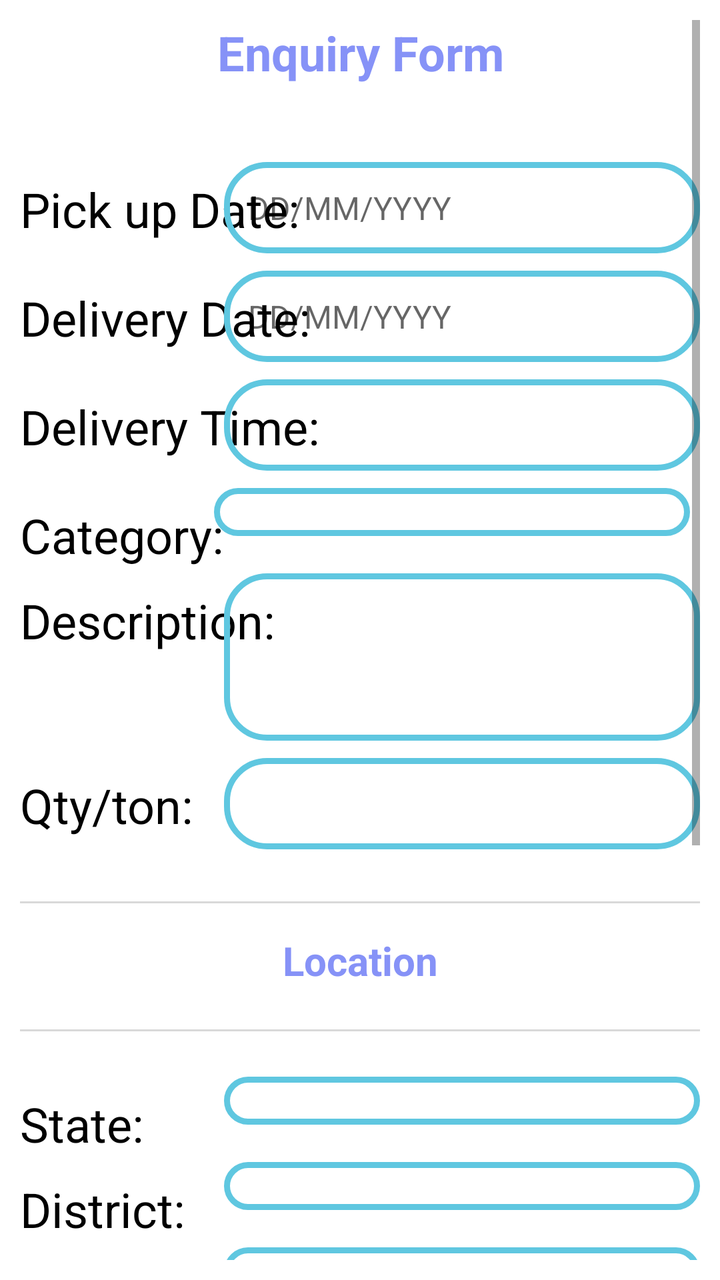
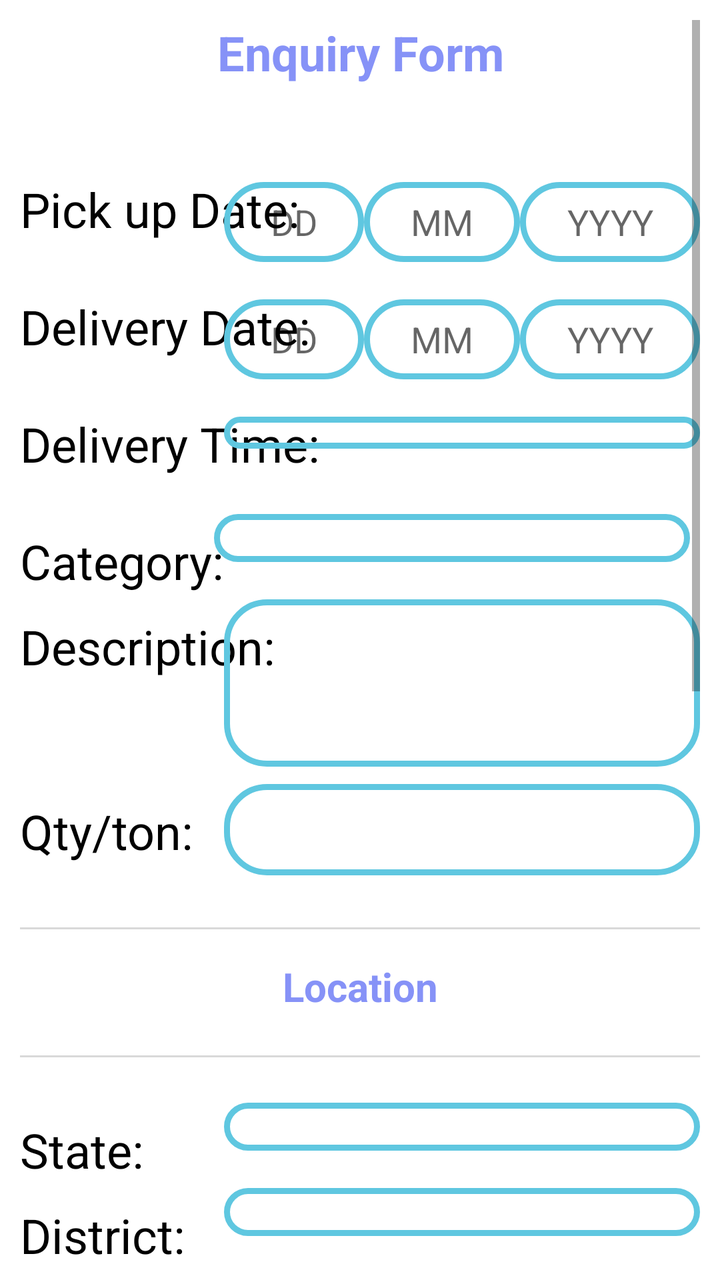

Before-and-after screenshots of an Android layout around one commit, followed by the original layout XML and the change that was made.
<!-- AndroidManifest.xml: application theme Base.Theme.GoBetween -->
<!-- res/layout/activity_enquiry_form.xml -->
<?xml version="1.0" encoding="utf-8"?>
<LinearLayout xmlns:android="http://schemas.android.com/apk/res/android"
    xmlns:app="http://schemas.android.com/apk/res-auto"
    xmlns:tools="http://schemas.android.com/tools"
    xmlns:card_view="http://schemas.android.com/apk/res-auto"
    android:layout_width="match_parent"
    android:layout_height="match_parent"
    android:orientation="vertical"
    android:gravity="center"
    tools:context=".EnquiryForm">
    <ScrollView
        android:layout_width="match_parent"
        android:layout_height="match_parent"
        android:padding="10dp">

        <LinearLayout
            android:layout_width="match_parent"
            android:layout_height="wrap_content"
            android:orientation="vertical">

            
            <TextView
                android:layout_width="match_parent"
                android:layout_height="wrap_content"
                android:text="Enquiry Form"
                android:textSize="24sp"
                android:textStyle="bold"
                android:gravity="center"
                android:textColor="@color/lavender"
                android:layout_marginBottom="30dp"
                android:paddingBottom="16dp"/>

            <TextView
                android:layout_width="wrap_content"
                android:layout_height="wrap_content"
                android:text="Pick up Date:"
                android:textSize="24dp" />

            
            <EditText
                android:layout_width="238dp"
                android:layout_height="wrap_content"
                android:layout_gravity="end"
                android:layout_marginBottom="16dp"
                android:background="@drawable/custom_edittext"
                android:hint="DD/MM/YYYY"
                android:layout_marginTop="-40dp"
                android:inputType="date"
                android:padding="12dp"
                android:textSize="16sp" />

            <TextView
                android:layout_width="wrap_content"
                android:layout_height="wrap_content"
                android:text="Delivery Date:"
                android:textSize="24dp" />

            
            <EditText
                android:layout_width="238dp"
                android:layout_height="wrap_content"
                android:layout_gravity="end"
                android:layout_marginTop="-40dp"
                android:layout_marginBottom="16dp"
                android:background="@drawable/custom_edittext"
                android:hint="DD/MM/YYYY"
                android:inputType="date"
                android:padding="12dp"
                android:textSize="16sp" />

            
            <TextView
                android:layout_width="wrap_content"
                android:layout_height="wrap_content"
                android:text="Delivery Time:"
                android:textSize="24dp" />

            
            <EditText
                android:layout_width="238dp"
                android:layout_height="wrap_content"
                android:layout_gravity="end"
                android:layout_marginBottom="16dp"
                android:background="@drawable/custom_edittext"
                android:hint=""
                android:layout_marginTop="-40dp"
                android:inputType="time"
                android:padding="12dp"
                android:textSize="16sp" />
            <TextView
                android:layout_width="wrap_content"
                android:layout_height="wrap_content"
                android:text="Category:"
                android:textSize="24dp" />

            
            <FrameLayout
                android:layout_width="243dp"
                android:layout_height="wrap_content"
                android:layout_gravity="end"
                android:layout_marginBottom="16dp"
                android:layout_marginTop="-70dp"
                android:paddingTop="30dp"
                android:paddingBottom="10dp">

                <Spinner
                    android:id="@+id/category"
                    android:layout_width="238dp"
                    android:layout_height="wrap_content"
                    android:background="@drawable/custom_edittext"
                    android:paddingStart="8dp"
                    android:paddingTop="12dp"
                    android:paddingEnd="8dp"
                    android:paddingBottom="12dp"
                    android:textAlignment="center"
                    android:textSize="16sp" />
            </FrameLayout>

            <TextView
                android:layout_width="wrap_content"
                android:layout_height="wrap_content"
                android:text="Description:"
                android:textSize="24dp" />

            
            <EditText
                android:layout_width="238dp"
                android:layout_height="wrap_content"
                android:layout_gravity="end"
                android:layout_marginBottom="16dp"
                android:background="@drawable/custom_edittext"
                android:hint=""
                android:layout_marginTop="-40dp"
                android:inputType="textMultiLine"
                android:minLines="3"
                android:maxLines="6"
                android:padding="12dp"
                android:textSize="16sp" />
            <TextView
                android:layout_width="wrap_content"
                android:layout_height="wrap_content"
                android:text="Qty/ton:"
                android:textSize="24dp" />

            
            <EditText
                android:layout_width="238dp"
                android:layout_height="wrap_content"
                android:layout_gravity="end"
                android:layout_marginBottom="16dp"
                android:background="@drawable/custom_edittext"
                android:hint=""
                android:layout_marginTop="-40dp"
                android:inputType="number"
                android:padding="12dp"
                android:textSize="16sp" />
            <View
                android:layout_width="match_parent"
                android:layout_height="1dp"
                android:background="#D9D9D9"
                android:layout_marginTop="10dp"
                android:layout_marginBottom="5dp"/>
            <TextView
                android:layout_width="match_parent"
                android:layout_height="wrap_content"
                android:text="Location"
                android:textSize="20sp"
                android:textStyle="bold"
                android:gravity="center"
                android:textColor="@color/lavender"
                android:layout_marginTop="10dp"
                android:layout_marginBottom="5dp"
                android:paddingBottom="16dp"/>
            <View
                android:layout_width="match_parent"
                android:layout_height="1dp"
                android:background="#D9D9D9"
                android:layout_marginBottom="30dp"/>
            <TextView
                android:layout_width="wrap_content"
                android:layout_height="wrap_content"
                android:text="State:"
                android:textSize="24dp" />

            
            <FrameLayout
                android:layout_width="238dp"
                android:layout_height="wrap_content"
                android:layout_gravity="end"
                android:layout_marginBottom="16dp"
                android:layout_marginTop="-70dp"
                android:paddingTop="30dp"
                android:paddingBottom="10dp">

                <Spinner
                    android:id="@+id/state"
                    android:layout_width="238dp"
                    android:layout_height="wrap_content"
                    android:background="@drawable/custom_edittext"
                    android:paddingStart="8dp"
                    android:paddingTop="12dp"
                    android:paddingEnd="8dp"
                    android:paddingBottom="12dp"
                    android:textAlignment="center"
                    android:textSize="16sp" />
            </FrameLayout>
            <TextView
                android:layout_width="wrap_content"
                android:layout_height="wrap_content"
                android:text="District:"
                android:textSize="24dp" />

            
            <FrameLayout
                android:layout_width="238dp"
                android:layout_height="wrap_content"
                android:layout_gravity="end"
                android:layout_marginBottom="16dp"
                android:layout_marginTop="-70dp"
                android:paddingTop="30dp"
                android:paddingBottom="10dp">

                <Spinner
                    android:id="@+id/district"
                    android:layout_width="238dp"
                    android:layout_height="wrap_content"
                    android:background="@drawable/custom_edittext"
                    android:paddingStart="8dp"
                    android:paddingTop="12dp"
                    android:paddingEnd="8dp"
                    android:paddingBottom="12dp"
                    android:textAlignment="center"
                    android:textSize="16sp" />
            </FrameLayout>
            <TextView
                android:layout_width="wrap_content"
                android:layout_height="wrap_content"
                android:text="Location:"
                android:textSize="24dp" />

            
            <FrameLayout
                android:layout_width="238dp"
                android:layout_height="wrap_content"
                android:layout_gravity="end"
                android:layout_marginBottom="16dp"
                android:layout_marginTop="-70dp"
                android:paddingTop="30dp"
                android:paddingBottom="10dp">

                <Spinner
                    android:id="@+id/location"
                    android:layout_width="238dp"
                    android:layout_height="wrap_content"
                    android:background="@drawable/custom_edittext"
                    android:paddingStart="8dp"
                    android:paddingTop="12dp"
                    android:paddingEnd="8dp"
                    android:paddingBottom="12dp"
                    android:textAlignment="center"
                    android:textSize="16sp" />
            </FrameLayout>
            <View
                android:layout_width="match_parent"
                android:layout_height="1dp"
                android:background="#D9D9D9"
                android:layout_marginTop="1dp"
                android:layout_marginBottom="5dp"/>
            <TextView
                android:layout_width="match_parent"
                android:layout_height="wrap_content"
                android:text="Destination"
                android:textSize="20sp"
                android:textStyle="bold"
                android:gravity="center"
                android:textColor="@color/lavender"
                android:layout_marginTop="10dp"
                android:layout_marginBottom="5dp"
                android:paddingBottom="16dp"/>
            <View
                android:layout_width="match_parent"
                android:layout_height="1dp"
                android:background="#D9D9D9"
                android:layout_marginBottom="30dp"/>
            <TextView
                android:layout_width="wrap_content"
                android:layout_height="wrap_content"
                android:text="State:"
                android:textSize="24dp" />

            
            <FrameLayout
                android:layout_width="238dp"
                android:layout_height="wrap_content"
                android:layout_gravity="end"
                android:layout_marginBottom="16dp"
                android:layout_marginTop="-70dp"
                android:paddingTop="30dp"
                android:paddingBottom="10dp">

                <Spinner
                    android:id="@+id/tostate"
                    android:layout_width="238dp"
                    android:layout_height="wrap_content"
                    android:background="@drawable/custom_edittext"
                    android:paddingStart="8dp"
                    android:paddingTop="12dp"
                    android:paddingEnd="8dp"
                    android:paddingBottom="12dp"
                    android:textAlignment="center"
                    android:textSize="16sp" />
            </FrameLayout>
            <TextView
                android:layout_width="wrap_content"
                android:layout_height="wrap_content"
                android:text="District:"
                android:textSize="24dp" />

            
            <FrameLayout
                android:layout_width="238dp"
                android:layout_height="wrap_content"
                android:layout_gravity="end"
                android:layout_marginBottom="16dp"
                android:layout_marginTop="-70dp"
                android:paddingTop="30dp"
                android:paddingBottom="10dp">

                <Spinner
                    android:id="@+id/todistrict"
                    android:layout_width="238dp"
                    android:layout_height="wrap_content"
                    android:background="@drawable/custom_edittext"
                    android:paddingStart="8dp"
                    android:paddingTop="12dp"
                    android:paddingEnd="8dp"
                    android:paddingBottom="12dp"
                    android:textAlignment="center"
                    android:textSize="16sp" />
            </FrameLayout>
            <TextView
                android:layout_width="wrap_content"
                android:layout_height="wrap_content"
                android:text="Location:"
                android:textSize="24dp" />

            
            <FrameLayout
                android:layout_width="238dp"
                android:layout_height="wrap_content"
                android:layout_gravity="end"
                android:layout_marginBottom="16dp"
                android:layout_marginTop="-70dp"
                android:paddingTop="30dp"
                android:paddingBottom="10dp">

                <Spinner
                    android:id="@+id/tolocation"
                    android:layout_width="match_parent"
                    android:layout_height="wrap_content"
                    android:background="@drawable/custom_edittext"
                    android:paddingStart="8dp"
                    android:paddingTop="12dp"
                    android:paddingEnd="8dp"
                    android:paddingBottom="12dp"
                    android:textAlignment="center"
                    android:textSize="16sp" />
            </FrameLayout>

            
            <Button
                android:id="@+id/b1"
                android:layout_width="wrap_content"
                android:layout_height="wrap_content"
                android:text="Submit"
                android:textSize="18sp"
                android:textColor="@android:color/white"
                android:backgroundTint="@color/blue"
                android:layout_gravity="center"
                app:cornerRadius="20dp"
                android:padding="1dp"
                android:layout_marginTop="16dp"/>

        </LinearLayout>

    </ScrollView>


</LinearLayout>
<!-- resources referenced by this layout -->
<resources>
  <color name="blue">#5fc7e0</color>
  <color name="lavender">#8692f7</color>
  <!-- drawable custom_edittext (drawable) -->
  <?xml version="1.0" encoding="utf-8"?>
  <shape xmlns:android="http://schemas.android.com/apk/res/android"
      android:shape="rectangle">
  
      <stroke
          android:width="3dp"
          android:color="@color/blue"/>
      <corners
          android:radius="20dp"/>
  </shape>
  <style name="Base.Theme.GoBetween" parent="Theme.MaterialComponents.DayNight.NoActionBar">
          
          
  
      <item name="colorPrimary">@color/lavender</item>
      <item name="colorPrimaryVariant">@color/lavender</item>
      <item name="colorOnPrimary">@color/white</item>
  
      <item name="colorSecondary">@color/teal_200</item>
      <item name="colorSecondaryVariant">@color/teal_700</item>
      <item name="colorOnSecondary">@color/black</item>
          <item name="android:textColor">@color/black</item>
  
      <item name="android:statusBarColor">@color/white</item>
      </style>
  <color name="white">#FFFFFFFF</color>
  <color name="teal_200">#FF03DAC5</color>
  <color name="teal_700">#FF018786</color>
  <color name="black">#FF000000</color>
</resources>

<!-- the commit's change to res/layout/activity_enquiry_form.xml (unified diff, before → after) -->
@@ -36,18 +36,58 @@
                 android:text="Pick up Date:"
                 android:textSize="24dp" />
 
-            
-            <EditText
-                android:layout_width="238dp"
-                android:layout_height="wrap_content"
-                android:layout_gravity="end"
-                android:layout_marginBottom="16dp"
-                android:background="@drawable/custom_edittext"
-                android:hint="DD/MM/YYYY"
+            <LinearLayout
+                android:orientation="horizontal"
+                android:layout_width="238dp"
+                android:layout_height="50dp"
+                android:layout_gravity="end"
                 android:layout_marginTop="-40dp"
-                android:inputType="date"
-                android:padding="12dp"
-                android:textSize="16sp" />
+                android:layout_marginBottom="16dp">
+
+                
+                <EditText
+                    android:id="@+id/pday"
+                    android:layout_width="wrap_content"
+                    android:layout_height="wrap_content"
+                    android:layout_weight="1"
+                    android:hint="DD"
+                    android:layout_marginTop="10dp"
+                    android:textAlignment="center"
+                    android:background="@drawable/custom_edittext"
+                    android:inputType="number"
+                    android:maxLength="2"
+                    android:maxLines="1"
+                    android:padding="8dp"/>
+
+                
+                <EditText
+                    android:id="@+id/pmonth"
+                    android:layout_width="wrap_content"
+                    android:layout_height="wrap_content"
+                    android:layout_weight="1"
+                    android:hint="MM"
+                    android:textAlignment="center"
+                    android:layout_marginTop="10dp"
+                    android:background="@drawable/custom_edittext"
+                    android:inputType="number"
+                    android:maxLength="2"
+                    android:maxLines="1"
+                    android:padding="8dp"/>
+
+                
+                <EditText
+                    android:id="@+id/pyear"
+                    android:layout_width="wrap_content"
+                    android:layout_height="wrap_content"
+                    android:layout_weight="1"
+                    android:hint="YYYY"
+                    android:textAlignment="center"
+                    android:layout_marginTop="10dp"
+                    android:background="@drawable/custom_edittext"
+                    android:maxLength="4"
+                    android:maxLines="1"
+                    android:padding="8dp"/>
+            </LinearLayout>
 
             <TextView
                 android:layout_width="wrap_content"
@@ -55,18 +95,58 @@
                 android:text="Delivery Date:"
                 android:textSize="24dp" />
 
-            
-            <EditText
-                android:layout_width="238dp"
-                android:layout_height="wrap_content"
+            <LinearLayout
+                android:orientation="horizontal"
+                android:layout_width="238dp"
+                android:layout_height="50dp"
                 android:layout_gravity="end"
                 android:layout_marginTop="-40dp"
-                android:layout_marginBottom="16dp"
-                android:background="@drawable/custom_edittext"
-                android:hint="DD/MM/YYYY"
-                android:inputType="date"
-                android:padding="12dp"
-                android:textSize="16sp" />
+                android:layout_marginBottom="16dp">
+
+                
+                <EditText
+                    android:id="@+id/dday"
+                    android:layout_width="wrap_content"
+                    android:layout_height="wrap_content"
+                    android:layout_weight="1"
+                    android:hint="DD"
+                    android:layout_marginTop="10dp"
+                    android:textAlignment="center"
+                    android:background="@drawable/custom_edittext"
+                    android:inputType="number"
+                    android:maxLength="2"
+                    android:maxLines="1"
+                    android:padding="8dp"/>
+
+                
+                <EditText
+                    android:id="@+id/dmonth"
+                    android:layout_width="wrap_content"
+                    android:layout_height="wrap_content"
+                    android:layout_weight="1"
+                    android:hint="MM"
+                    android:textAlignment="center"
+                    android:layout_marginTop="10dp"
+                    android:background="@drawable/custom_edittext"
+                    android:inputType="number"
+                    android:maxLength="2"
+                    android:maxLines="1"
+                    android:padding="8dp"/>
+
+                
+                <EditText
+                    android:id="@+id/dyear"
+                    android:layout_width="wrap_content"
+                    android:layout_height="wrap_content"
+                    android:layout_weight="1"
+                    android:hint="YYYY"
+                    android:textAlignment="center"
+                    android:layout_marginTop="10dp"
+                    android:background="@drawable/custom_edittext"
+                    android:maxLength="4"
+                    android:maxLines="1"
+                    android:padding="8dp"/>
+            </LinearLayout>
 
             
             <TextView
@@ -76,17 +156,28 @@
                 android:textSize="24dp" />
 
             
-            <EditText
-                android:layout_width="238dp"
-                android:layout_height="wrap_content"
-                android:layout_gravity="end"
-                android:layout_marginBottom="16dp"
-                android:background="@drawable/custom_edittext"
-                android:hint=""
+            <LinearLayout
+                android:orientation="horizontal"
+                android:layout_width="238dp"
+                android:layout_height="50dp"
+                android:layout_gravity="end"
                 android:layout_marginTop="-40dp"
-                android:inputType="time"
-                android:padding="12dp"
-                android:textSize="16sp" />
+                android:layout_marginBottom="16dp">
+                
+                <Spinner
+                    android:id="@+id/dtime"
+                    android:layout_width="wrap_content"
+                    android:layout_height="wrap_content"
+                    android:layout_weight="1"
+                    android:hint="YYYY"
+                    android:textAlignment="center"
+                    android:layout_marginTop="10dp"
+                    android:background="@drawable/custom_edittext"
+                    android:maxLength="4"
+                    android:maxLines="1"
+                    android:padding="8dp"/>
+            </LinearLayout>
+
             <TextView
                 android:layout_width="wrap_content"
                 android:layout_height="wrap_content"
@@ -260,6 +351,28 @@
                     android:textAlignment="center"
                     android:textSize="16sp" />
             </FrameLayout>
+
+            <TextView
+                android:layout_width="146dp"
+                android:layout_height="64dp"
+                android:text="Pickup Address:"
+                android:textSize="24dp" />
+
+            
+            <EditText
+                android:id="@+id/pickupAddress"
+                android:layout_width="238dp"
+                android:layout_height="wrap_content"
+                android:layout_gravity="end"
+                android:layout_marginBottom="16dp"
+                android:background="@drawable/custom_edittext"
+                android:hint=""
+                android:layout_marginTop="-60dp"
+                android:inputType="textMultiLine"
+                android:minLines="3"
+                android:maxLines="6"
+                android:padding="12dp"
+                android:textSize="16sp" />
             <View
                 android:layout_width="match_parent"
                 android:layout_height="1dp"
@@ -367,6 +480,28 @@
                     android:textSize="16sp" />
             </FrameLayout>
 
+            <TextView
+                android:layout_width="146dp"
+                android:layout_height="64dp"
+                android:text="Delivery Address:"
+                android:textSize="24dp" />
+
+            
+            <EditText
+                android:id="@+id/deliveryAddress"
+                android:layout_width="238dp"
+                android:layout_height="wrap_content"
+                android:layout_gravity="end"
+                android:layout_marginBottom="16dp"
+                android:background="@drawable/custom_edittext"
+                android:hint=""
+                android:layout_marginTop="-60dp"
+                android:inputType="textMultiLine"
+                android:minLines="3"
+                android:maxLines="6"
+                android:padding="12dp"
+                android:textSize="16sp" />
+
             
             <Button
                 android:id="@+id/b1"
